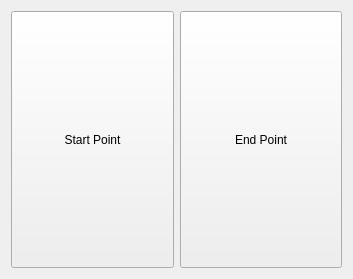
Before: the Qt Designer form GeneticPlanner/gui/PaletteWidget.ui in raptorswing/Genetic-Planner, drawn with Qt 5.
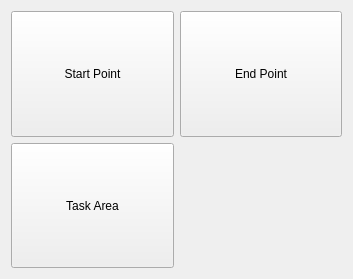
After: the same form once the commit is applied.

What changed in the file:
```diff
--- a/GeneticPlanner/gui/PaletteWidget.ui
+++ b/GeneticPlanner/gui/PaletteWidget.ui
@@ -42,6 +42,19 @@
        </property>
       </widget>
      </item>
+     <item row="1" column="0">
+      <widget class="QPushButton" name="taskAreaButton">
+       <property name="sizePolicy">
+        <sizepolicy hsizetype="Minimum" vsizetype="Minimum">
+         <horstretch>0</horstretch>
+         <verstretch>0</verstretch>
+        </sizepolicy>
+       </property>
+       <property name="text">
+        <string>Task Area</string>
+       </property>
+      </widget>
+     </item>
     </layout>
    </item>
   </layout>
```
